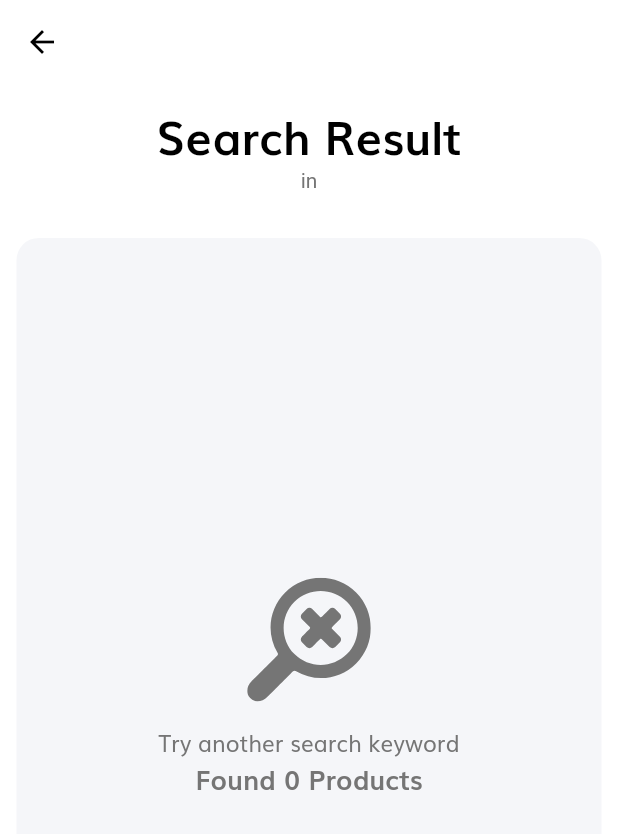
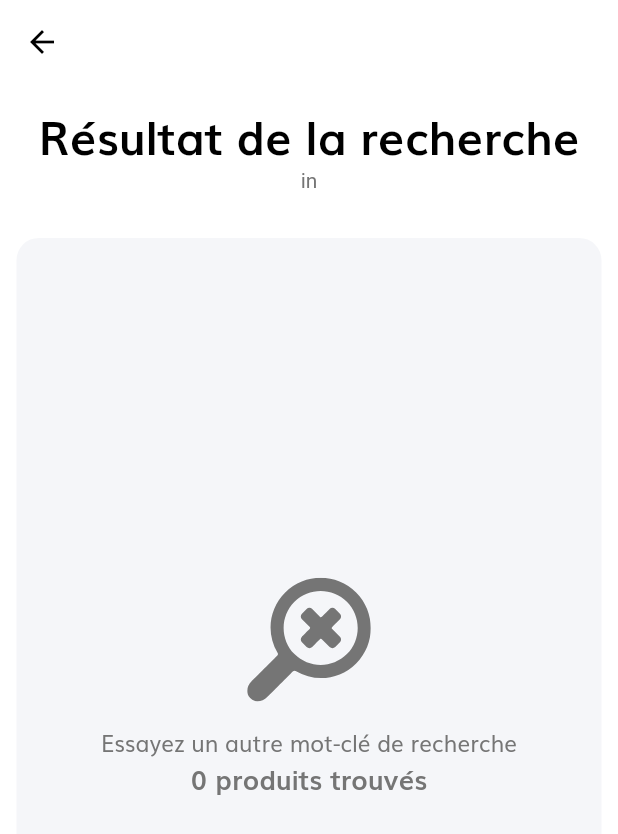
Before and after one commit to noucharles/mobile-shop-games, a Flutter app: the SearchResultScreen screen opened directly with empty values, on a phone screen of 412 x 824 dp. Shown: the top 834 px of the screen. Run offline on Flutter 3.47's test engine with Material 2 defaults, Android fonts, the phone set to English and light mode, and no system bars; our stand-ins replace cloud_firestore, firebase_auth, firebase_core, firebase_storage, flutter_rating_bar, flutter_svg and 5 more; missing offline and left inert: enum_to_string, future_progress_dialog, pinch_zoom_image_updated, swipedetector; accounts and stored records are empty; network calls fail.

Commit message:
traduction fr product_details & search result

```diff
--- a/lib/screens/product_details/components/expandable_text.dart
+++ b/lib/screens/product_details/components/expandable_text.dart
@@ -49,8 +49,8 @@ class ExpandableText extends StatelessWidget {
                 children: [
                   Text(
                     expandText.isExpanded == false
-                        ? "See more details"
-                        : "Show less details",
+                        ? "Voir plus de détails"
+                        : "Afficher moins de détails",
                     style: TextStyle(
                       color: kPrimaryColor,
                       fontWeight: FontWeight.w600,
--- a/lib/screens/product_details/components/product_description.dart
+++ b/lib/screens/product_details/components/product_description.dart
@@ -95,7 +95,7 @@ class ProductDescription extends StatelessWidget {
             ),
             const SizedBox(height: 16),
             ExpandableText(
-              title: "Highlights",
+              title: "Points forts",
               content: product.highlights,
             ),
             const SizedBox(height: 16),
@@ -106,7 +106,7 @@ class ProductDescription extends StatelessWidget {
             const SizedBox(height: 16),
             Text.rich(
               TextSpan(
-                text: "Sold by ",
+                text: "Vendu par",
                 style: TextStyle(
                   fontSize: 15,
                   fontWeight: FontWeight.bold,
--- a/lib/screens/product_details/components/product_review_section.dart
+++ b/lib/screens/product_details/components/product_review_section.dart
@@ -28,7 +28,7 @@ class ProductReviewsSection extends StatelessWidget {
             child: Column(
               children: [
                 Text(
-                  "Product Reviews",
+                  "Avis sur les produits",
                   style: TextStyle(
                     fontSize: 21,
                     color: Colors.black,
@@ -54,7 +54,7 @@ class ProductReviewsSection extends StatelessWidget {
                                 ),
                                 SizedBox(height: 8),
                                 Text(
-                                  "No reviews yet",
+                                  "Pas encore d'avis",
                                   style: TextStyle(
                                     fontWeight: FontWeight.bold,
                                   ),
--- a/lib/screens/search_result/components/body.dart
+++ b/lib/screens/search_result/components/body.dart
@@ -30,7 +30,7 @@ class Body extends StatelessWidget {
               children: [
                 SizedBox(height: getProportionateScreenHeight(10)),
                 Text(
-                  "Search Result",
+                  "Résultat de la recherche",
                   style: headingStyle,
                 ),
                 Text.rich(
@@ -116,8 +116,8 @@ class Body extends StatelessWidget {
           return Center(
             child: NothingToShowContainer(
               iconPath: "assets/icons/search_no_found.svg",
-              secondaryMessage: "Found 0 Products",
-              primaryMessage: "Try another search keyword",
+              secondaryMessage: "0 produits trouvés",
+              primaryMessage: "Essayez un autre mot-clé de recherche",
             ),
           );
         },
```
Also changed, not shown: lib/screens/product_details/components/fab.dart (+7 -7 lines), lib/screens/product_details/components/product_actions_section.dart (+6 -6 lines).
